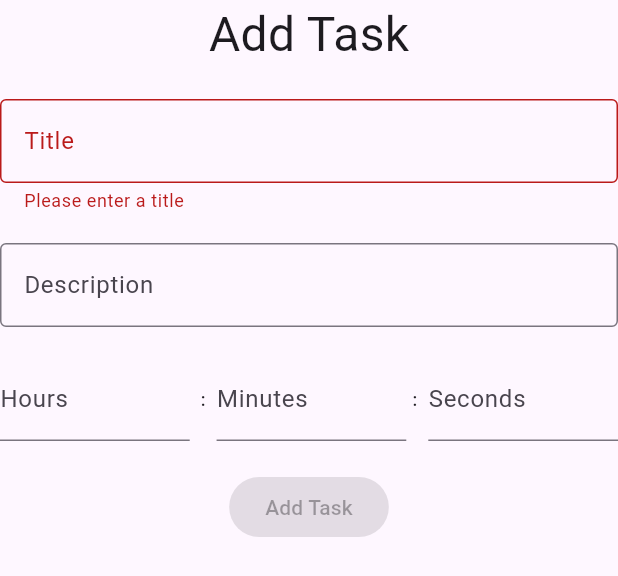
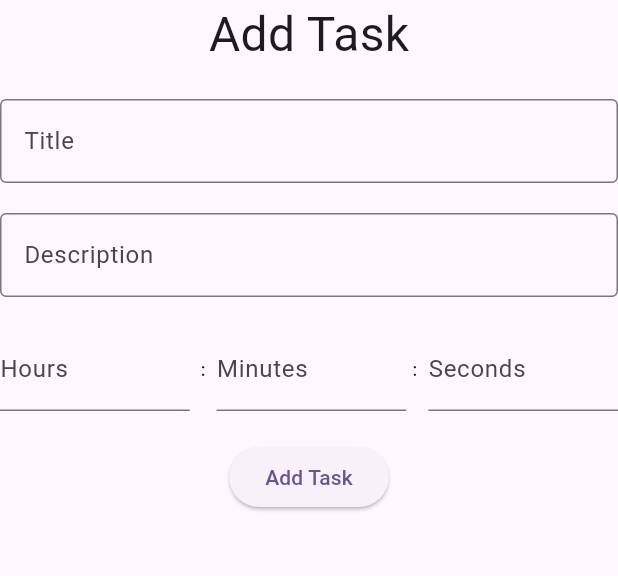
Before and after one commit to alokrpt/ipotato_timer, a Flutter app: the AddTaskDialog widget shown alone on an empty page, opened directly, on a phone screen of 412 x 824 dp. Shown: the top 576 px of the screen. Run offline on Flutter 3.47's test engine with Material 3 defaults, Android fonts, the phone set to English and light mode, and no system bars; our stand-ins replace either_dart, flutter_mobx, freezed_annotation, get_it, mobx; generated files the repository leaves out were written again.

Commit message:
added form validation in add task form

```diff
--- a/lib/src/features/add_task/presentation/pages/widgets/duration_input/duration_input_widget.dart
+++ b/lib/src/features/add_task/presentation/pages/widgets/duration_input/duration_input_widget.dart
@@ -1,5 +1,4 @@
 import 'package:flutter/material.dart';
-import 'package:flutter_mobx/flutter_mobx.dart';
 import 'package:mobx/mobx.dart';
 
 import '../../../../../../core/presentation/gap.dart';
@@ -36,8 +35,7 @@ class _DurationInputWidgetState extends State<DurationInputWidget> {
     return Row(
       mainAxisSize: MainAxisSize.min,
       children: [
-        Observer(
-          builder: (_) => Expanded(
+        Expanded(
           child: TextField(
             keyboardType: TextInputType.number,
             onChanged: (value) =>
@@ -45,12 +43,10 @@ class _DurationInputWidgetState extends State<DurationInputWidget> {
             decoration: const InputDecoration(labelText: 'Hours'),
           ),
         ),
-        ),
         const Gap(4),
         const Text(' : ', style: TextStyles.labelText),
         const Gap(4),
-        Observer(
-          builder: (_) => Expanded(
+        Expanded(
           child: TextField(
             keyboardType: TextInputType.number,
             onChanged: (value) =>
@@ -58,18 +54,15 @@ class _DurationInputWidgetState extends State<DurationInputWidget> {
             decoration: const InputDecoration(labelText: 'Minutes'),
           ),
         ),
-        ),
         const Gap(4),
         const Text(': ', style: TextStyles.labelText),
         const Gap(4),
-        Observer(
-          builder: (_) => Expanded(
+        Expanded(
           child: TextField(
             keyboardType: TextInputType.number,
             onChanged: (value) =>
                 widget.store.updateSeconds(int.tryParse(value) ?? 0),
             decoration: const InputDecoration(labelText: 'Seconds'),
-            ),
           ),
         ),
       ],
```
Also changed, not shown: lib/src/features/add_task/presentation/pages/add_task_dialog.dart (+16 -6 lines). Lines whose indentation alone changed are shown as unchanged.
